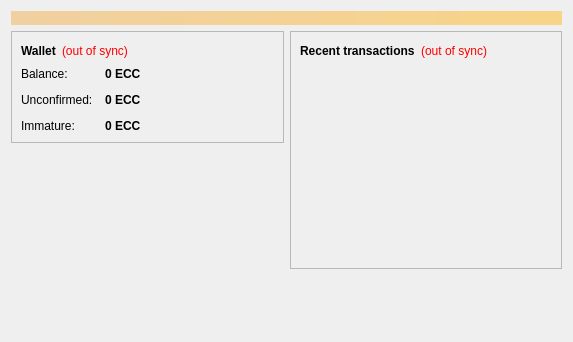
Above: src/qt/forms/overviewpage.ui from eCurrency-ECC/eCurrency-v1.0 before the change. Below: the same form after it.
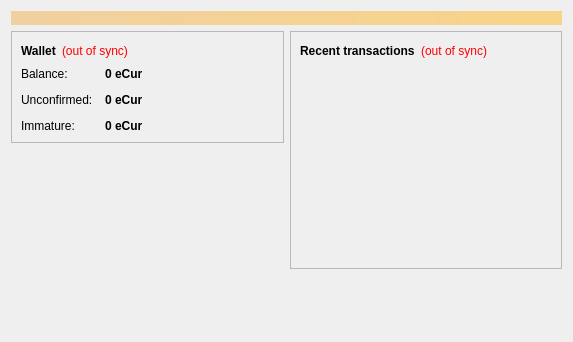
That is the form after the change. Icons and pictures are not drawn.

The edit to the form file:
```diff
--- a/src/qt/forms/overviewpage.ui
+++ b/src/qt/forms/overviewpage.ui
@@ -122,7 +122,7 @@
                <string>Your current balance</string>
               </property>
               <property name="text">
-               <string notr="true">0 ECC</string>
+               <string notr="true">0 eCur</string>
               </property>
               <property name="textInteractionFlags">
                <set>Qt::LinksAccessibleByMouse|Qt::TextSelectableByKeyboard|Qt::TextSelectableByMouse</set>
@@ -151,7 +151,7 @@
                <string>Total of transactions that have yet to be confirmed, and do not yet count toward the current balance</string>
               </property>
               <property name="text">
-               <string notr="true">0 ECC</string>
+               <string notr="true">0 eCur</string>
               </property>
               <property name="textInteractionFlags">
                <set>Qt::LinksAccessibleByMouse|Qt::TextSelectableByKeyboard|Qt::TextSelectableByMouse</set>
@@ -177,7 +177,7 @@
                <string>Mined balance that has not yet matured</string>
               </property>
               <property name="text">
-               <string notr="true">0 ECC</string>
+               <string notr="true">0 eCur</string>
               </property>
               <property name="textInteractionFlags">
                <set>Qt::LinksAccessibleByMouse|Qt::TextSelectableByKeyboard|Qt::TextSelectableByMouse</set>
```
